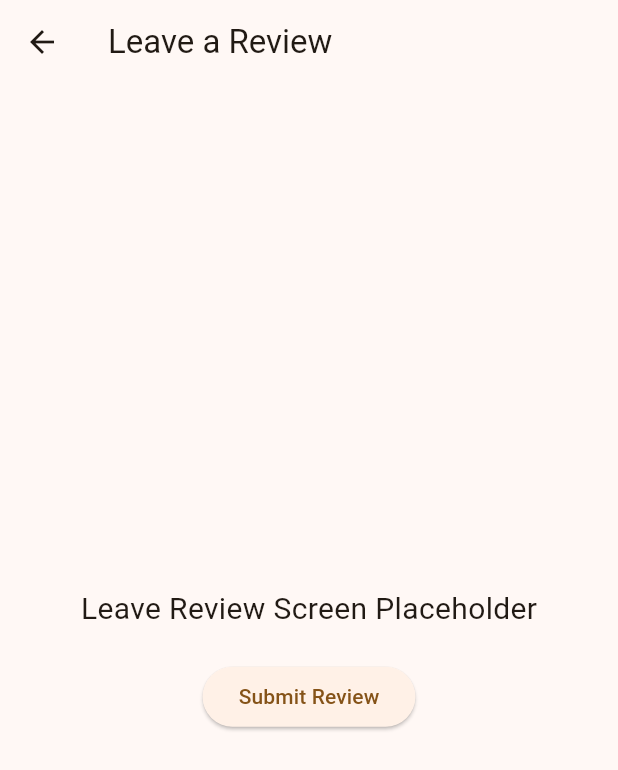
After one commit to AEG14/enabled_app, a Flutter app: the LeaveReviewScreen screen opened directly, on a phone screen of 412 x 824 dp. The commit adds this screen. Shown: the top 770 px of the screen. Run offline on Flutter 3.47's test engine with Material 3 defaults, Android fonts, the phone set to English and light mode, and no system bars; our stand-ins replace carousel_slider, firebase_core, google_fonts, google_maps_flutter, location; missing offline and left inert: flutter_polyline_points; accounts and stored records are empty.

Commit message:
placeholder_screens_added

```diff
--- /dev/null
+++ b/lib/User Screens/leave_review.dart
@@ -0,0 +1,32 @@
+import 'package:flutter/material.dart';
+
+class LeaveReviewScreen extends StatelessWidget {
+  const LeaveReviewScreen({super.key});
+
+  @override
+  Widget build(BuildContext context) {
+    return Scaffold(
+      appBar: AppBar(
+        title: const Text('Leave a Review'),
+      ),
+      body: Center(
+        child: Column(
+          mainAxisAlignment: MainAxisAlignment.center,
+          children: [
+            const Text(
+              'Leave Review Screen Placeholder',
+              style: TextStyle(fontSize: 20),
+            ),
+            const SizedBox(height: 20),
+            ElevatedButton(
+              onPressed: () {
+                // Add functionality to submit the review
+              },
+              child: const Text('Submit Review'),
+            ),
+          ],
+        ),
+      ),
+    );
+  }
+}
```
Also changed, not shown: lib/User Screens/location_details.dart (renamed from lib/User Screens/restaurant_details.dart, +32 -2 lines), lib/User Screens/user_home.dart (+4 -4 lines), lib/User Screens/view_reviews.dart (added, +26 -0 lines).
